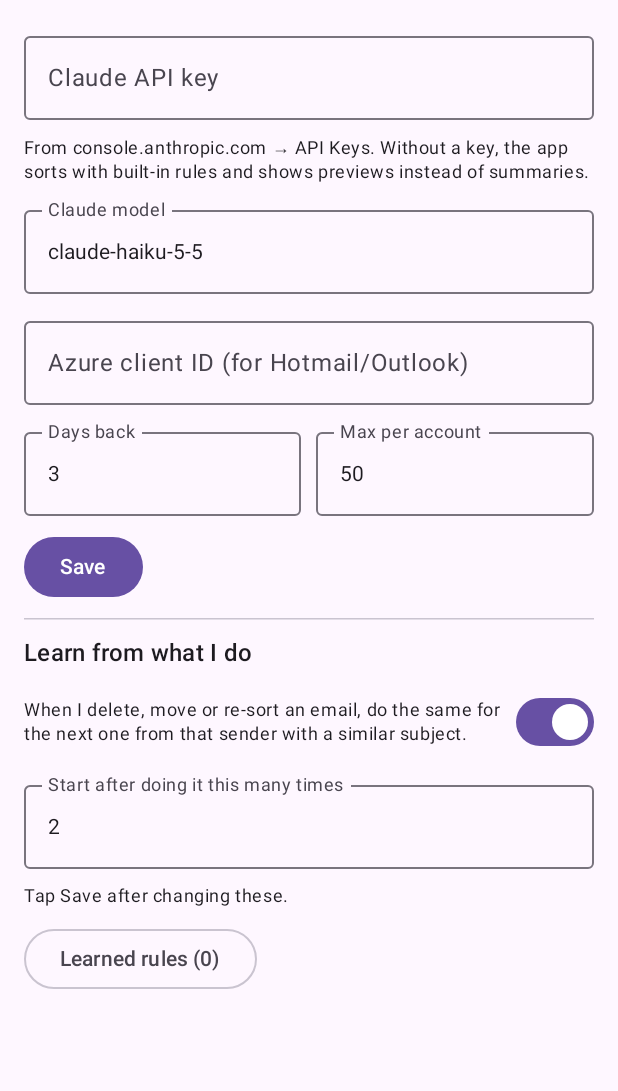
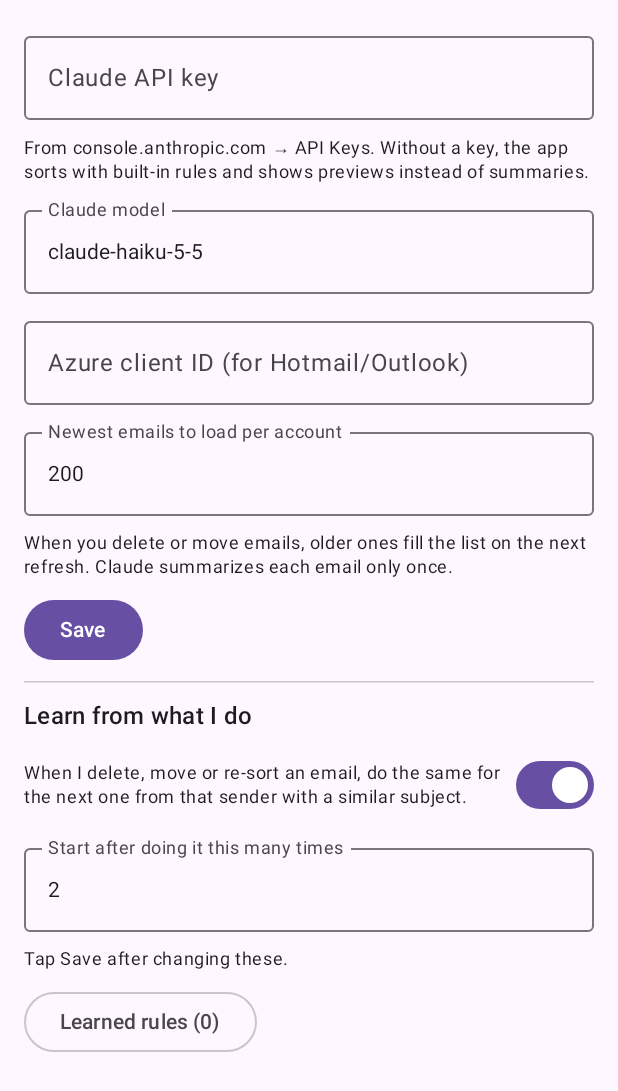
Before and after one commit to adiazy/PetWalk, an Android app built with Jetpack Compose: the composable SettingsScreen shown on its own in the app's theme, on a phone screen of 412 x 824 dp. Shown: the top 1091 px of the screen. Run offline under Robolectric (Android 15) with nearby library versions, the phone set to English and light mode, and no system bars; 6 statements that could not run were skipped.

Commit message:
Load the newest N (default 200) emails per inbox regardless of date; skip re-downloading known emails
Co-Authored-By: Claude Opus 5.5 <noreply@anthropic.com>
Claude-Session: https://claude.ai/code/session_0181hLVJWr8gjYTepruCZz9Q

```diff
--- a/app/build.gradle.kts
+++ b/app/build.gradle.kts
@@ -12,8 +12,8 @@ android {
         applicationId = "com.alexdiaz.mailtriage"
         minSdk = 26
         targetSdk = 35
-        versionCode = 4
-        versionName = "1.3"
+        versionCode = 5
+        versionName = "1.4"
         // Redirect scheme for Microsoft (Hotmail/Outlook) sign-in.
         // Must match the redirect URI registered in Azure: com.alexdiaz.mailtriage://oauth
         manifestPlaceholders["appAuthRedirectScheme"] = "com.alexdiaz.mailtriage"
--- a/app/src/main/java/com/alexdiaz/mailtriage/MainActivity.kt
+++ b/app/src/main/java/com/alexdiaz/mailtriage/MainActivity.kt
@@ -575,7 +575,6 @@ private fun SettingsScreen(state: UiState, vm: MainViewModel, onOpenRules: () ->
     var key by remember(state.settings) { mutableStateOf(state.settings.claudeApiKey) }
     var model by remember(state.settings) { mutableStateOf(state.settings.claudeModel) }
     var clientId by remember(state.settings) { mutableStateOf(state.settings.azureClientId) }
-    var days by remember(state.settings) { mutableStateOf(state.settings.daysBack.toString()) }
     var max by remember(state.settings) { mutableStateOf(state.settings.maxPerAccount.toString()) }
     var autoLearn by remember(state.settings) { mutableStateOf(state.settings.autoLearn) }
     var learnAfter by remember(state.settings) { mutableStateOf(state.settings.learnAfter.toString()) }
@@ -601,26 +600,24 @@ private fun SettingsScreen(state: UiState, vm: MainViewModel, onOpenRules: () ->
             value = clientId, onValueChange = { clientId = it }, label = { Text("Azure client ID (for Hotmail/Outlook)") },
             singleLine = true, modifier = Modifier.fillMaxWidth()
         )
-        Row(horizontalArrangement = Arrangement.spacedBy(10.dp)) {
-            OutlinedTextField(
-                value = days, onValueChange = { days = it.filter(Char::isDigit) },
-                label = { Text("Days back") }, singleLine = true, modifier = Modifier.weight(1f),
-                keyboardOptions = KeyboardOptions(keyboardType = KeyboardType.Number)
-            )
-            OutlinedTextField(
-                value = max, onValueChange = { max = it.filter(Char::isDigit) },
-                label = { Text("Max per account") }, singleLine = true, modifier = Modifier.weight(1f),
-                keyboardOptions = KeyboardOptions(keyboardType = KeyboardType.Number)
-            )
-        }
+        OutlinedTextField(
+            value = max, onValueChange = { max = it.filter(Char::isDigit) },
+            label = { Text("Newest emails to load per account") }, singleLine = true,
+            modifier = Modifier.fillMaxWidth(),
+            keyboardOptions = KeyboardOptions(keyboardType = KeyboardType.Number)
+        )
+        Text(
+            "When you delete or move emails, older ones fill the list on the next refresh. " +
+                "Claude summarizes each email only once.",
+            style = MaterialTheme.typography.bodySmall
+        )
         Button(onClick = {
             vm.saveSettings(
                 AppSettings(
                     claudeApiKey = key,
                     claudeModel = model.ifBlank { "claude-haiku-5-5" },
                     azureClientId = clientId,
-                    daysBack = days.toIntOrNull()?.coerceIn(1, 30) ?: 3,
-                    maxPerAccount = max.toIntOrNull()?.coerceIn(5, 200) ?: 50,
+                    maxPerAccount = max.toIntOrNull()?.coerceIn(10, 1000) ?: 200,
                     autoLearn = autoLearn,
                     learnAfter = learnAfter.toIntOrNull()?.coerceIn(1, 10) ?: 2
                 )
--- a/app/src/main/java/com/alexdiaz/mailtriage/MainViewModel.kt
+++ b/app/src/main/java/com/alexdiaz/mailtriage/MainViewModel.kt
@@ -293,8 +293,9 @@ class MainViewModel(app: Application) : AndroidViewModel(app) {
                         token
                     } else acct.password
 
+                    val known = cache.keys.toSet() + pendingDeletes.keys
                     fetched += withContext(Dispatchers.IO) {
-                        MailFetcher.fetch(acct, secret, settings.daysBack, settings.maxPerAccount)
+                        MailFetcher.fetch(acct, secret, settings.maxPerAccount, known)
                     }
                 } catch (e: Exception) {
                     errors += "${acct.email}: ${e.message ?: e.javaClass.simpleName}"
--- a/app/src/main/java/com/alexdiaz/mailtriage/Models.kt
+++ b/app/src/main/java/com/alexdiaz/mailtriage/Models.kt
@@ -87,8 +87,7 @@ data class AppSettings(
     val claudeApiKey: String = "",
     val claudeModel: String = "claude-haiku-5-5",
     val azureClientId: String = "",
-    val daysBack: Int = 3,
-    val maxPerAccount: Int = 50,
+    val maxPerAccount: Int = 200,   // newest N emails in each inbox
     val autoLearn: Boolean = true,
     val learnAfter: Int = 2        // same manual action this many times -> rule kicks in
 )
--- a/app/src/main/java/com/alexdiaz/mailtriage/SecureStore.kt
+++ b/app/src/main/java/com/alexdiaz/mailtriage/SecureStore.kt
@@ -38,8 +38,7 @@ class SecureStore(context: Context) {
         claudeApiKey = prefs.getString("claudeKey", "") ?: "",
         claudeModel = prefs.getString("claudeModel", "claude-haiku-5-5") ?: "claude-haiku-5-5",
         azureClientId = prefs.getString("azureClientId", "") ?: "",
-        daysBack = prefs.getInt("daysBack", 3),
-        maxPerAccount = prefs.getInt("maxPerAccount", 50),
+        maxPerAccount = prefs.getInt("perAccount", 200),
         autoLearn = prefs.getBoolean("autoLearn", true),
         learnAfter = prefs.getInt("learnAfter", 2)
     )
@@ -49,8 +48,7 @@ class SecureStore(context: Context) {
             .putString("claudeKey", s.claudeApiKey.trim())
             .putString("claudeModel", s.claudeModel.trim())
             .putString("azureClientId", s.azureClientId.trim())
-            .putInt("daysBack", s.daysBack)
-            .putInt("maxPerAccount", s.maxPerAccount)
+            .putInt("perAccount", s.maxPerAccount)
             .putBoolean("autoLearn", s.autoLearn)
             .putInt("learnAfter", s.learnAfter)
             .apply()
```
Also changed, not shown: app/src/main/java/com/alexdiaz/mailtriage/MailFetcher.kt (+25 -12 lines).
